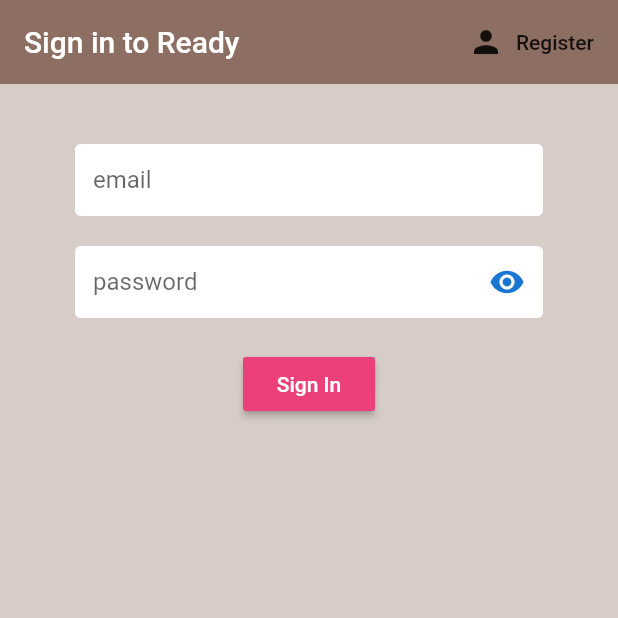
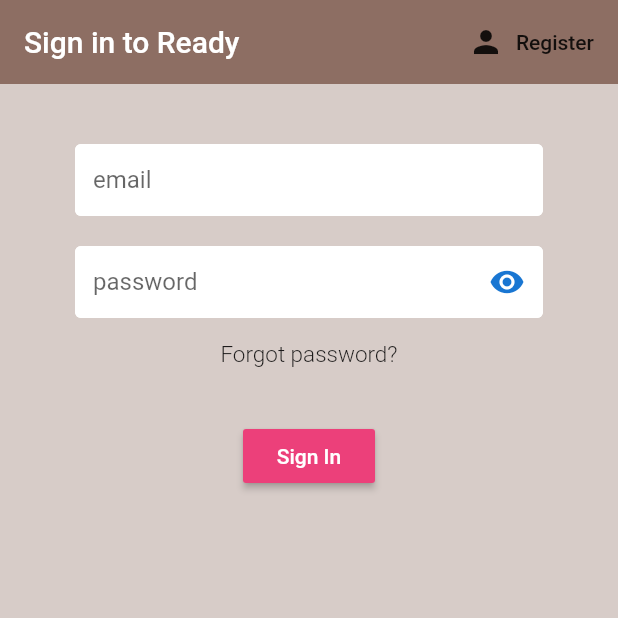
Before and after one commit to ReadyApp-dev/Ready-Vendor, a Flutter app: the screen it shows after launch, on a phone screen of 412 x 824 dp, the top half of it. Run offline on Flutter 3.47's test engine with Material 2 defaults, Android fonts, the phone set to English and light mode, and no system bars; our stand-ins replace cloud_firestore, firebase_auth, flutter_rating_bar, flutter_spinkit; missing offline and left inert: flutter_counter, upi_india; accounts and stored records are empty.

Commit message:
Add forgot password

```diff
--- a/lib/screens/authenticate/sign_in.dart
+++ b/lib/screens/authenticate/sign_in.dart
@@ -21,6 +21,7 @@ class _SignInState extends State<SignIn> {
   // text field state
   String email = '';
   String password = '';
+  bool forgotPassword = false;
 
   @override
   bool passwordvisible;
@@ -66,7 +67,7 @@ class _SignInState extends State<SignIn> {
                 },
               ),
               SizedBox(height: 20.0),
-              TextFormField(
+              !forgotPassword ? TextFormField(
                 obscureText: passwordvisible,
                 decoration: textInputDecoration.copyWith(hintText: 'password',
                     suffixIcon: IconButton(
@@ -89,23 +90,49 @@ class _SignInState extends State<SignIn> {
                 onChanged: (val) {
                   setState(() => password = val);
                 },
-              ),
+              ):Text("Enter Email to send password reset link"),
+            FlatButton(
+              child: !forgotPassword
+                  ? new Text('Forgot password?',
+                  style: new TextStyle(fontSize: 15.0, fontWeight: FontWeight.w300))
+                  : new Text('Go Back to Sign In',
+                  style:
+                  new TextStyle(fontSize: 15.0, fontWeight: FontWeight.w300)),
+              onPressed: () => setState(() {
+                forgotPassword = !forgotPassword;
+              }),
+            ),
               SizedBox(height: 20.0),
               RaisedButton(
                   color: Colors.pink[400],
                   child: Text(
-                    'Sign In',
+                    !forgotPassword?'Sign In':'Send Link to Reset',
                     style: TextStyle(color: Colors.white),
                   ),
                   onPressed: () async {
                     if(_formKey.currentState.validate()){
                       setState(() => loading = true);
-                      dynamic result = await _auth.signInWithEmailAndPassword(email, password);
-                      if(result == null) {
+                      if(!forgotPassword){
+                        dynamic result = await _auth.signInWithEmailAndPassword(email, password);
+                        if(result == null) {
+                          setState(() {
+                            loading = false;
+                            error = 'Could not sign in with those credentials';
+                          });
+                        }
+                      }else{
+                        await _auth.resetPassword(email);
                         setState(() {
                           loading = false;
-                          error = 'Could not sign in with those credentials';
+                          forgotPassword = !forgotPassword;
                         });
+                        /*
+                        final snackBar = SnackBar(
+                          content: Text('Link Sent!'),
+                        );
+                        Scaffold.of(context).showSnackBar(snackBar);
+
+                         */
                       }
                     }
                   }
```
Also changed, not shown: lib/services/auth.dart (+10 -0 lines).
